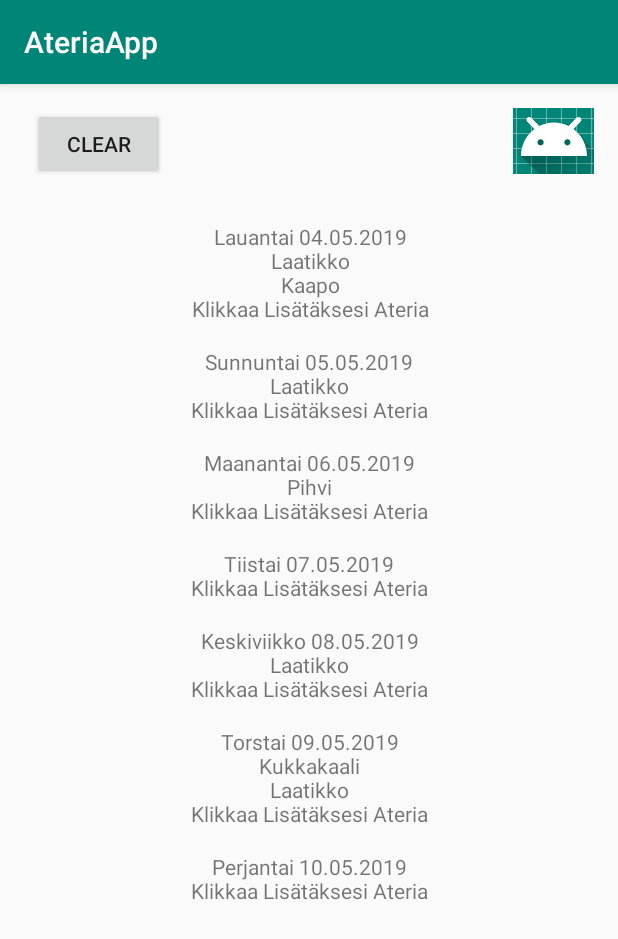
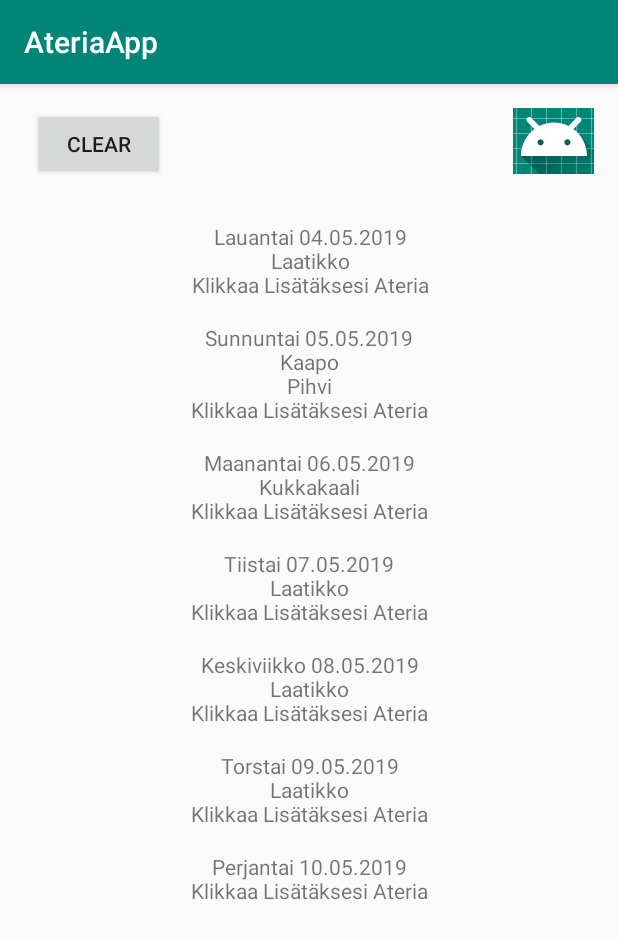
Before and after one commit to Ruon1s/AteriaApp, an Android app: the screen it shows after launch (MainActivity), on a phone screen of 412 x 824 dp. Shown: the top 939 px of the screen. Run offline under Robolectric (Android 15) with nearby library versions, the phone set to English and light mode, and no system bars.

Commit message:
Front page working.

```diff
--- a/app/src/main/java/com/example/ateriaapp/Ateria.java
+++ b/app/src/main/java/com/example/ateriaapp/Ateria.java
@@ -1,13 +1,23 @@
 package com.example.ateriaapp;
+
+import android.util.Log;
 
 import java.util.ArrayList;
 //aterialuokka jonka parometreinä nimi ja arraylist johon tulee ainesosat.
 public class Ateria {
+
+    final static String TAG = "Ateria.Java";
+
     private String nimi;
     private String date;
     private ArrayList<String> ainesosat = new ArrayList<>();
     public ArrayList<String> kaikkiainesosat = new ArrayList<>();
 
+
+
+    public void setDate(String date) {
+        this.date = date;
+    }
 
     public String getDate() {
         return this.date;
@@ -18,10 +28,33 @@ public class Ateria {
     }
 
     //constructori
-    public Ateria(String nimi, String date){
+    public Ateria(String nimi) {
+        boolean check = true;
         this.nimi = nimi;
-        this.date = date;
+        Log.d(TAG, "Ateria: created. Size: " +Aterialistatesti.getInstance().prototyypit.size());
+
+        if (Aterialistatesti.getInstance().prototyypit.size() != 0) {
+            for (int i = 0; i < Aterialistatesti.getInstance().prototyypit.size() ; i++) {
+                Log.d(TAG, "Ateria: "+Aterialistatesti.getInstance().prototyypit.get(i)+" = "+nimi);
+                if (Aterialistatesti.getInstance().prototyypit.get(i).equals(nimi)) {
+                    check = false;
+                    Log.d(TAG, "Ateria: Ateria found.");
+                } else {
+                }
+            }
+            if(check) {
+                Aterialistatesti.getInstance().prototyypit.add(""+nimi);
+                Log.d(TAG, "Ateria: ADDED");
+            }
+        } else { Aterialistatesti.getInstance().prototyypit.add(""+nimi);
+            Log.d(TAG, "Ateria: First meal added");
+        }
+
     }
+
+
+
+
 //setteri ainesosille laittaa ainesosat tietylle oliolle arraylist muodossa.
     public void setAinesosat(String aine1,String aine2,String aine3, String aine4, String aine5, String aine6, String aine7){
         ainesosat.add(aine1);
--- a/app/src/main/java/com/example/ateriaapp/MainActivity.java
+++ b/app/src/main/java/com/example/ateriaapp/MainActivity.java
@@ -27,19 +27,26 @@ public class MainActivity extends AppCompatActivity {
         super.onCreate(savedInstanceState);
         setContentView(R.layout.activity_main);
         lista = Aterialistatesti.getInstance();
-        Ateria ateria = new Ateria("Laatikko", "04.05.2019");
+        Ateria ateria = new Ateria("Laatikko");
+        ateria.setDate("04.05.2019");
         lista.aterialista.add(ateria);
-        Ateria ateria4 = new Ateria("Kaapo", "04.05.2019");
+        Ateria ateria4 = new Ateria("Kaapo");
+        ateria4.setDate("05.05.2019");
         lista.aterialista.add(ateria4);
-        Ateria ateria1 = new Ateria("Pihvi", "06.05.2019");
+        Ateria ateria1 = new Ateria("Pihvi");
+        ateria1.setDate("05.05.2019");
         lista.aterialista.add(ateria1);
-        Ateria ateria2 = new Ateria("Kukkakaali", "09.05.2019");
+        Ateria ateria2 = new Ateria("Kukkakaali");
+        ateria2.setDate("06.05.2019");
         lista.aterialista.add(ateria2);
-        Ateria ateria5 = new Ateria("Laatikko", "09.05.2019");
+        Ateria ateria5 = new Ateria("Laatikko");
+        ateria5.setDate("07.05.2019");
         lista.aterialista.add(ateria5);
-        Ateria ateria6 = new Ateria("Laatikko", "08.05.2019");
+        Ateria ateria6 = new Ateria("Laatikko");
+        ateria6.setDate("08.05.2019");
         lista.aterialista.add(ateria6);
-        Ateria ateria7 = new Ateria("Laatikko", "05.05.2019");
+        Ateria ateria7 = new Ateria("Laatikko");
+        ateria7.setDate("09.05.2019");
         lista.aterialista.add(ateria7);
         for (int w = 0; w < lista.aterialista.size() ; w++) {
             Log.d(TAG, "onCreate: "+lista.getAteria(w).toString());
```
Also changed, not shown: app/src/main/java/com/example/ateriaapp/AteriaNakyma.java (+17 -2 lines), app/src/main/java/com/example/ateriaapp/Aterialistatesti.java (+7 -1 lines), app/src/main/res/layout/activity_ateria_nakyma.xml (+7 -7 lines).
